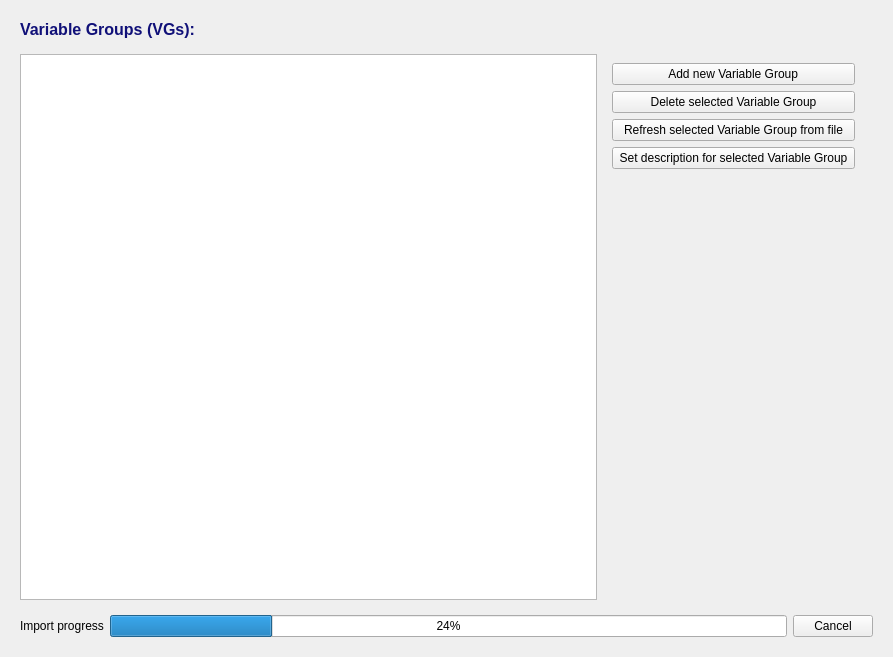
First picture: the form in NewGeneUI/NewGene/Widgets/ManageInput/VGs/newgenemanagevgs.ui, repository daniel347x/newgene, before the edit.
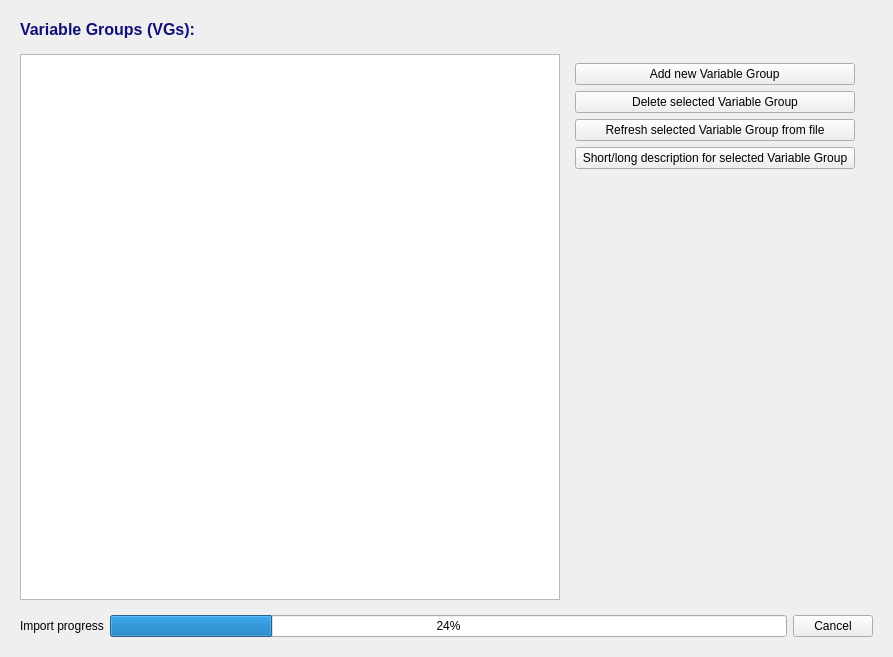
Second picture: the form after the edit.

Commit message: Support a new note corresponding to each variable group.

What changed in the file:
```diff
--- a/NewGeneUI/NewGene/Widgets/ManageInput/VGs/newgenemanagevgs.ui
+++ b/NewGeneUI/NewGene/Widgets/ManageInput/VGs/newgenemanagevgs.ui
@@ -103,7 +103,7 @@
             <item>
              <widget class="QPushButton" name="pushButton_rename_vg">
               <property name="text">
-               <string> Set description for selected Variable Group </string>
+               <string> Short/long description for selected Variable Group </string>
               </property>
              </widget>
             </item>
```
Left out of the diff: 2 changed lines with no effect on the pictures. The commit also changes 21 other files.
